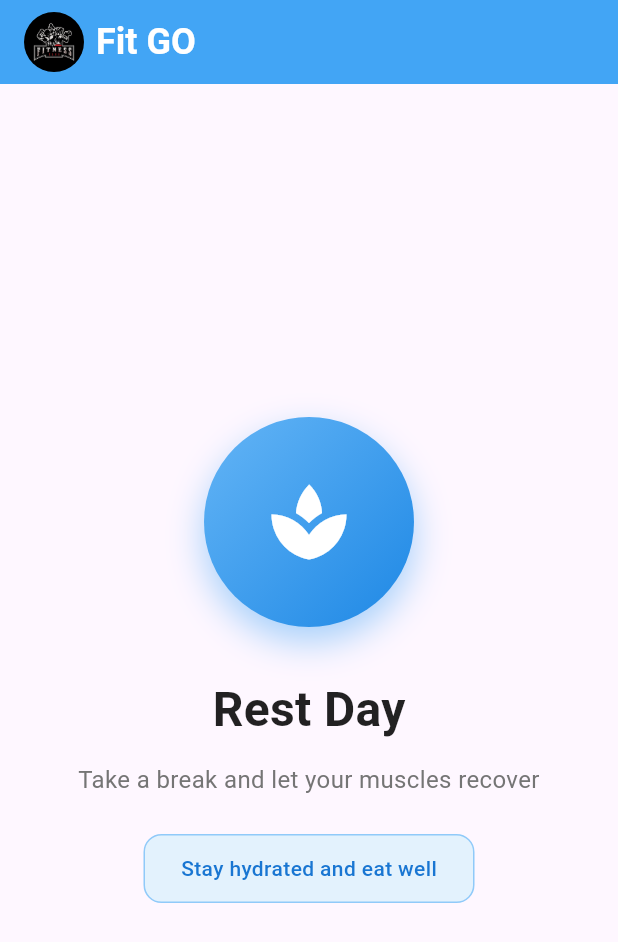
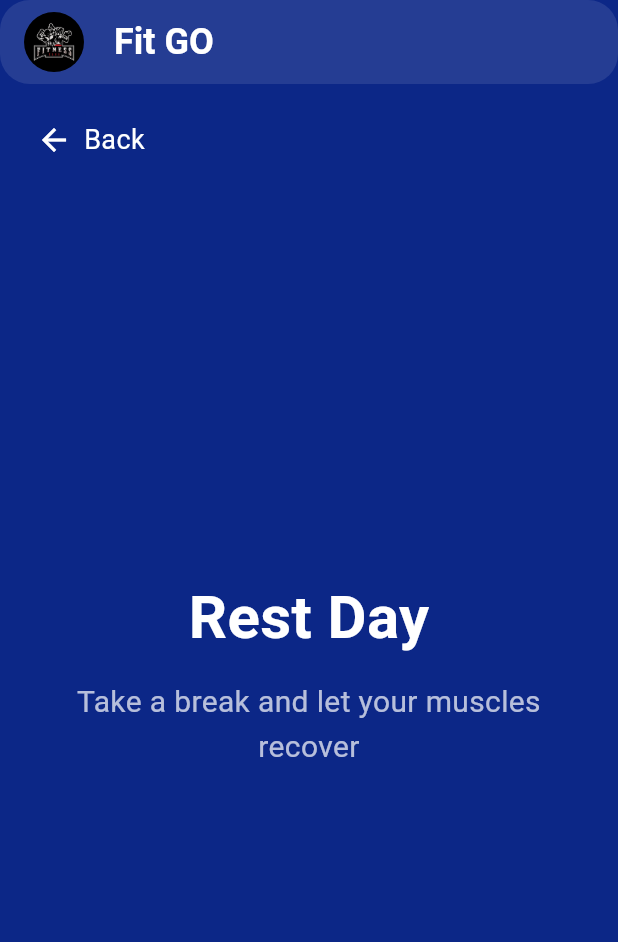
Before and after one commit to piseyKhenchandara/FitGo-flutter-final-project, a Flutter app: the Homepage screen opened by its route, after a tap on an icon or button, on a phone screen of 412 x 824 dp. Shown: the top 942 px of the screen. Run offline on Flutter 3.47's test engine with Material 3 defaults, Android fonts, the phone set to English and light mode, and no system bars; our stand-ins replace go_router, image_picker, shared_preferences; accounts and stored records are empty.

Commit message:
edit rest day

```diff
--- a/lib/service/user_local_storage_service.dart
+++ b/lib/service/user_local_storage_service.dart
@@ -104,6 +104,7 @@ class UserLocalStorageService {
     }
     else {
       return await loadFromFile();
+
     }
 
   }
--- a/lib/ui/home/homepage.dart
+++ b/lib/ui/home/homepage.dart
@@ -119,15 +119,16 @@ class _HomepageState extends State<Homepage> {
                 ],
               ),
             ),
+            SizedBox(height: 30,),
 
             // Feature Workout Section
             Container(
               padding: const EdgeInsets.all(20),
               margin: const EdgeInsets.symmetric(horizontal: 20),
               decoration: BoxDecoration(
-                color: Colors.white.withOpacity(0.15),
+                color: Colors.white.withOpacity(0.3),
                 borderRadius: BorderRadius.circular(20),
-                border: Border.all(color: Colors.white.withOpacity(0.3)),
+                border: Border.all(color: Colors.white.withOpacity(0.5)),
               ),
               child: Column(
                 crossAxisAlignment: CrossAxisAlignment.start,
@@ -141,14 +142,6 @@ class _HomepageState extends State<Homepage> {
                           fontSize: 22,
                           fontWeight: FontWeight.bold,
                           color: Colors.white
-                        ),
-                      ),
-                      Text(
-                        "see all",
-                        style: TextStyle(
-                          fontSize: 14,
-                          color: Colors.blue,
-                          decoration: TextDecoration.underline,
                         ),
                       ),
                     ],
@@ -170,7 +163,7 @@ class _HomepageState extends State<Homepage> {
               ),
             ),
 
-            const SizedBox(height: 10),
+            const SizedBox(height: 20),
 
             // Workout Days List
             Expanded(child: WorkoutDay()),
--- a/lib/ui/home/workout_detail_page.dart
+++ b/lib/ui/home/workout_detail_page.dart
@@ -1,4 +1,3 @@
-import 'dart:async';
 import 'package:fit_go/ui/home/exercise_detail_page.dart';
 import 'package:fit_go/widgets/appbar.dart';
 import 'package:fit_go/widgets/homepage_header.dart';
@@ -7,7 +6,7 @@ import 'package:flutter/material.dart';
 import 'package:fit_go/data/gym_data/user_activity.dart';
 
 
-class WorkoutDetailPage extends StatelessWidget {
+class WorkoutDetailPage extends StatefulWidget {
   final int dayNumber;
   final List<Map<String, dynamic>> exercises;
   final String duration;
@@ -24,21 +23,45 @@ class WorkoutDetailPage extends StatelessWidget {
   });
 
   @override
+  State<WorkoutDetailPage> createState() => _WorkoutDetailPageState();
+}
+
+class _WorkoutDetailPageState extends State<WorkoutDetailPage> {
+  void _refreshPage() {
+    setState(() {});
+  }
+
+  @override
   Widget build(BuildContext context) {
+    // Calculate completed exercises using the actual data
+    final completedCount = widget.exercises.where((ex) => ex['completed'] == true).length;
+
     return Scaffold(
-
+      backgroundColor: Color.fromARGB(255, 12, 39, 135),
       appBar: Appbar(),
-    body: exercises.isEmpty
-        ? RestDayWidget()
+      body: widget.exercises.isEmpty
+          ? RestDayWidget(
+            )
           : Container(
-            color: Colors.lightBlue,
-
+              decoration: BoxDecoration(
+                gradient: LinearGradient(
+                  begin: Alignment.topLeft,
+                  end: Alignment.bottomRight,
+                  colors: [
+                    Color.fromARGB(255, 12, 39, 135), // Purple
+                    Color(0xFF1976D2), // Blue
+                    Color(0xFF26C6DA), // Cyan
+                  ],
+                ),
+              ),
               child: Column(
                 children: [
                   // Header with back button and day info
                   HomepageHeader(
-                  dayNumber: dayNumber,
-                  duration: duration,
+                    dayNumber: widget.dayNumber,
+                    duration: widget.duration,
+                    totalExercises: widget.exercises.length,
+                    completedExercises: completedCount,
                   ),
 
 
@@ -47,24 +70,28 @@ Widget build(BuildContext context) {
                 Expanded(
                   child: ListView.builder(
                     padding: const EdgeInsets.symmetric(horizontal: 16),
-                    itemCount: exercises.length,
+                    itemCount: widget.exercises.length,
                     itemBuilder: (context, index) {
-                      final exercise = exercises[index];
+                      final exercise = widget.exercises[index];
+                      final isCompleted = exercise['completed'] == true;
+
                       return Card(
                         margin: const EdgeInsets.only(bottom: 12),
-
+                        color: isCompleted ? Colors.green.shade100 : null,
                         child: ListTile(
-                          onTap: () {
-                            Navigator.push(
+                          onTap: () async {
+                            await Navigator.push(
                               context,
                               MaterialPageRoute(
                                 builder: (context) => ExerciseDetailPage(
-                                  userActivity: userActivity,
-                                  dayIndex: dayIndex,
+                                  userActivity: widget.userActivity,
+                                  dayIndex: widget.dayIndex,
                                   activityIndex: index,
                                 ),
                               ),
                             );
+                            // Refresh the page when returning from exercise detail
+                            _refreshPage();
                           },
                           leading: exercise['image'] != null
                               ? Image.network(
@@ -82,9 +109,11 @@ Widget build(BuildContext context) {
                             style: const TextStyle(fontWeight: FontWeight.bold),
                           ),
                           subtitle: Text(
-                            'Reps: ${exercise['reps']} | Type: ${exercise['type']}',
+                            'Reps: ${exercise['completedReps']}/${exercise['reps']} | Type: ${exercise['type']}',
                           ),
-                          trailing: const Icon(Icons.arrow_forward_ios, size: 16),
+                          trailing: isCompleted
+                              ? const Icon(Icons.check_circle, color: Colors.green, size: 24)
+                              : const Icon(Icons.arrow_forward_ios, size: 16),
                         ),
                       );
                     },
--- a/lib/ui/onboarding/onboarding_page.dart
+++ b/lib/ui/onboarding/onboarding_page.dart
@@ -20,7 +20,7 @@ class _OnboardingPageState extends State<OnboardingPage> {
 
     if(currentIndex == hookPages.length ) {
       return context.go('/setup/user_info');
-    };
+    }
 
     if (currentIndex < hookPages.length) {
       _controller.nextPage(
--- a/lib/widgets/appbar.dart
+++ b/lib/widgets/appbar.dart
@@ -1,3 +1,4 @@
+import 'dart:ui';
 import 'package:flutter/material.dart';
 
 class Appbar extends StatelessWidget implements PreferredSizeWidget {
@@ -5,10 +6,15 @@ class Appbar extends StatelessWidget implements PreferredSizeWidget {
 
   @override
   Widget build(BuildContext context) {
-    return AppBar(
+    return ClipRRect(
+      borderRadius: BorderRadiusGeometry.circular(20),
+      child: BackdropFilter(
+        filter: ImageFilter.blur(sigmaX: 10, sigmaY: 10),
+        child: AppBar(
           automaticallyImplyLeading: false,
-      backgroundColor: Colors.blue[400],
+          backgroundColor: Colors.white.withOpacity(0.1),
           elevation: 0,
+          surfaceTintColor: Colors.transparent,
           title: Row(
             children: [
               ClipOval(
@@ -19,7 +25,7 @@ class Appbar extends StatelessWidget implements PreferredSizeWidget {
                   fit: BoxFit.cover,
                 ),
               ),
-          const SizedBox(width: 8),
+              const SizedBox(width: 20),
               const Text(
                 'Fit GO',
                 style: TextStyle(
@@ -30,6 +36,8 @@ class Appbar extends StatelessWidget implements PreferredSizeWidget {
               ),
             ],
           ),
+        ),
+      ),
     );
   }
 
--- a/lib/widgets/rest_day_widget.dart
+++ b/lib/widgets/rest_day_widget.dart
@@ -9,41 +9,30 @@ class RestDayWidget extends StatelessWidget {
             child: Padding(
               padding: const EdgeInsets.all(24.0),
               child: Column(
-                mainAxisAlignment: MainAxisAlignment.center,
+                mainAxisAlignment: MainAxisAlignment.spaceBetween,
                 children: [
-                  Container(
-                    padding: const EdgeInsets.all(40),
-                    decoration: BoxDecoration(
-                      gradient: LinearGradient(
-                        begin: Alignment.topLeft,
-                        end: Alignment.bottomRight,
-                        colors: [
-                          Colors.blue.shade300,
-                          Colors.blue.shade600,
+                  // Back button
+                  GestureDetector(
+                    onTap: () => Navigator.pop(context),
+                    child: Row(
+                      children: [
+                        Icon(Icons.arrow_back, color: Colors.white),
+                        SizedBox(width: 8),
+                        Text(
+                          'Back',
+                          style: TextStyle(fontSize: 18, color: Colors.white),
+                        ),
                       ],
                     ),
-                      shape: BoxShape.circle,
-                      boxShadow: [
-                        BoxShadow(
-                          color: Colors.blue.withOpacity(0.4),
-                          blurRadius: 20,
-                          offset: const Offset(0, 10),
-                        )
-                      ],
                   ),
-                    child: const Icon(
-                      Icons.spa,
-                      size: 60,
-                      color: Colors.white,
-                    ),
-                  ),
-                  const SizedBox(height: 32),
+                  Column(
+                    children: [
                       Text(
                         'Rest Day',
                         style: const TextStyle(
-                      fontSize: 32,
+                          fontSize: 40,
                           fontWeight: FontWeight.bold,
-                      color: Colors.black87,
+                          color: Colors.white,
                         ),
                       ),
                       const SizedBox(height: 12),
@@ -51,33 +40,14 @@ class RestDayWidget extends StatelessWidget {
                         'Take a break and let your muscles recover',
                         textAlign: TextAlign.center,
                         style: TextStyle(
-                      fontSize: 16,
-                      color: Colors.grey.shade600,
+                          fontSize: 20,
+                          color: Colors.white70,
                           height: 1.5,
                         ),
                       ),
-                  const SizedBox(height: 24),
-                  Container(
-                    padding: const EdgeInsets.symmetric(
-                      horizontal: 24,
-                      vertical: 12,
+                    ],
                   ),
-                    decoration: BoxDecoration(
-                      color: Colors.blue.shade50,
-                      borderRadius: BorderRadius.circular(12),
-                      border: Border.all(
-                        color: Colors.blue.shade200,
-                      ),
-                    ),
-                    child: Text(
-                      'Stay hydrated and eat well',
-                      style: TextStyle(
-                        fontSize: 14,
-                        color: Colors.blue.shade700,
-                        fontWeight: FontWeight.w500,
-                      ),
-                    ),
-                  ),
+                  SizedBox(height: 10,)
                 ],
               ),
             ),
--- a/lib/widgets/workout_day.dart
+++ b/lib/widgets/workout_day.dart
@@ -19,15 +19,19 @@ class _WorkoutDayState extends State<WorkoutDay> {
     userActivity = UserActivity();
   }
 
+  @override
   Widget build(BuildContext context) {
     return ListView.builder(
-      physics: BouncingScrollPhysics(),
+      physics: const BouncingScrollPhysics(),
       itemCount: 30,
       itemBuilder: (context, index) {
         final dayNumber = index + 1;
         final dayActivities = userActivity.getActivitiesForDay(index);
         final isRest = dayActivities.isEmpty;
-        final String duration = userActivity.getTotalDurationForDay(index);
+        final String duration =
+            userActivity.getTotalDurationForDay(index);
+
+        final bool selected = isSelected == dayNumber;
 
         return InkWell(
           onTap: () {
@@ -48,8 +52,8 @@ class _WorkoutDayState extends State<WorkoutDay> {
             );
           },
           child: Container(
-            padding: EdgeInsets.all(16),
-            margin: EdgeInsets.fromLTRB(20, 0, 20, 12),
+            padding: const EdgeInsets.all(16),
+            margin: const EdgeInsets.fromLTRB(20, 0, 20, 12),
             decoration: BoxDecoration(
               gradient: isRest
                   ? null
@@ -62,13 +66,16 @@ class _WorkoutDayState extends State<WorkoutDay> {
               color: isRest ? Colors.white.withOpacity(0.1) : null,
               borderRadius: BorderRadius.circular(20),
               border: Border.all(
-                color: Colors.white.withOpacity(0.3),
+                color: selected
+                    ? Colors.blueAccent
+                    : Colors.white.withOpacity(0.3),
+                width: selected ? 3 : 1,
               ),
               boxShadow: [
                 BoxShadow(
                   color: Colors.black.withOpacity(0.1),
-                  blurRadius: 8, // Added missing properties
-                  offset: Offset(0, 4),
+                  blurRadius: 8,
+                  offset: const Offset(0, 4),
                 ),
               ],
             ),
@@ -80,13 +87,16 @@ class _WorkoutDayState extends State<WorkoutDay> {
                     contentPadding: EdgeInsets.zero,
                     leading: Icon(
                       Icons.fitness_center,
-                      color: isRest ? Colors.grey : Colors.black,
+                      color:
+                          isRest ? Colors.white : Colors.black87,
                       size: 30,
                     ),
                     title: Text(
-                      'Day ${dayNumber}',
+                      'Day $dayNumber',
                       style: TextStyle(
-                        color: isRest ? Colors.grey : Colors.black,
+                        color: isRest
+                            ? Colors.white
+                            : Colors.black87,
                         fontSize: 20,
                         fontWeight: FontWeight.bold,
                       ),
@@ -94,22 +104,33 @@ class _WorkoutDayState extends State<WorkoutDay> {
                     subtitle: Text(
                       isRest ? "Rest" : "Workout",
                       style: TextStyle(
-                        color: isRest ? Colors.grey : Colors.white70,
+                        color: isRest
+                            ? Colors.white
+                            : Colors.blueGrey,
                       ),
                     ),
                   ),
                 ),
                 Container(
-                  padding: EdgeInsets.symmetric(horizontal: 8, vertical: 4),
+                  padding: const EdgeInsets.symmetric(
+                      horizontal: 8, vertical: 4),
                   decoration: BoxDecoration(
-                    color: isRest ? Colors.grey.shade200 : Colors.blue.shade400,
+                    color: isRest
+                        ? Colors.grey.shade200
+                        : Colors.blue.shade500,
                     borderRadius: BorderRadius.circular(8),
-                    border: Border.all(color: Colors.white.withOpacity(0.8)),
+                    border: Border.all(
+                      color: isRest
+                          ? Colors.white.withOpacity(0.8)
+                          : Colors.blue.withOpacity(0.8),
+                    ),
                   ),
                   child: Text(
                     duration,
                     style: TextStyle(
-                      color: isRest ? Colors.black54 : Colors.white,
+                      color:
+                          isRest ? Colors.black : Colors.white,
+                      fontSize: 15,
                     ),
                   ),
                 ),
```
Also changed, not shown: lib/router/app_router.dart (+4 -3 lines), lib/ui/setup/gender_page.dart (+19 -15 lines), lib/widgets/gender_widgets.dart (+12 -5 lines), lib/widgets/homepage_header.dart (+86 -21 lines), 1 other file. Lines whose indentation alone changed are shown as unchanged.
